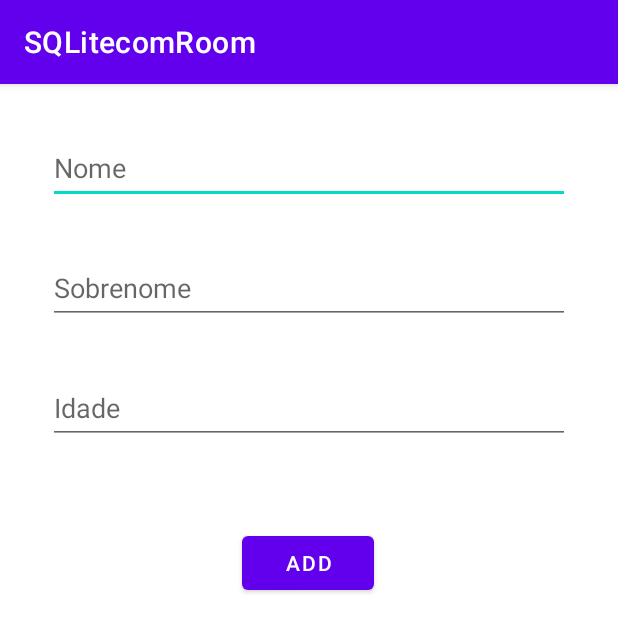
After one commit to vaugusto42/generation_tm3_AndroidStudioKotlin, an Android app: the fragment AddFragment shown on its own in the app's theme, on a phone screen of 412 x 824 dp. The commit adds this screen. Shown: the top 632 px of the screen. Run offline under Robolectric (Android 15) with nearby library versions, the phone set to English and light mode, and no system bars; our stand-ins replace Room's generated code.

Commit message:
Listando Usuarios

```diff
--- a/ProjetosTM3/SQLitecomRoom/app/build.gradle
+++ b/ProjetosTM3/SQLitecomRoom/app/build.gradle
@@ -15,6 +15,10 @@ android {
         versionName "1.0"
 
         testInstrumentationRunner "androidx.test.runner.AndroidJUnitRunner"
+    }
+
+    viewBinding{
+        enabled = true
     }
 
     buildTypes {
@@ -38,6 +42,8 @@ dependencies {
     implementation 'androidx.appcompat:appcompat:1.4.2'
     implementation 'com.google.android.material:material:1.6.1'
     implementation 'androidx.constraintlayout:constraintlayout:2.1.4'
+    implementation 'androidx.navigation:navigation-fragment-ktx:2.4.2'
+    implementation 'androidx.navigation:navigation-ui-ktx:2.4.2'
     testImplementation 'junit:junit:4.13.2'
     androidTestImplementation 'androidx.test.ext:junit:1.1.3'
     androidTestImplementation 'androidx.test.espresso:espresso-core:3.4.0'
--- /dev/null
+++ b/ProjetosTM3/SQLitecomRoom/app/src/main/java/com/generation/sqlitecomroom/AddFragment.kt
@@ -0,0 +1,52 @@
+package com.generation.sqlitecomroom
+
+import android.os.Bundle
+import androidx.fragment.app.Fragment
+import android.view.LayoutInflater
+import android.view.View
+import android.view.ViewGroup
+import android.widget.Toast
+import androidx.lifecycle.ViewModelProvider
+import com.generation.sqlitecomroom.data.Usuario
+import com.generation.sqlitecomroom.databinding.FragmentAddBinding
+
+
+class AddFragment : Fragment() {
+
+    private lateinit var binding: FragmentAddBinding
+    private lateinit var mainViewModel: MainViewModel
+
+    override fun onCreateView(
+        inflater: LayoutInflater, container: ViewGroup?,
+        savedInstanceState: Bundle?
+    ): View? {
+        // Inflate the layout for this fragment
+        binding = FragmentAddBinding.inflate(layoutInflater, container, false)
+
+        mainViewModel = ViewModelProvider(this).get(MainViewModel::class.java)
+
+        binding.buttonAdd.setOnClickListener{
+            inserirNoBanco()
+        }
+
+        return binding.root
+    }
+
+    fun verificarCampos(nome: String, sobrenome: String, idade: String): Boolean{
+        return !(nome == "" || sobrenome == "" || idade == "")
+    }
+
+    fun inserirNoBanco(){
+        val nome = binding.editNome.text.toString()
+        val sobrenome = binding.editSobrenome.text.toString()
+        val idade = binding.editIdade.text.toString()
+
+        if(verificarCampos(nome, sobrenome, idade)){
+            var user = Usuario(0, nome, sobrenome, idade.toInt())
+            mainViewModel.addUser(user)
+            Toast.makeText(context, "Usuário Adicionado!", Toast.LENGTH_SHORT).show()
+        }else{
+            Toast.makeText(context, "Preencha todos os campos!", Toast.LENGTH_SHORT).show()
+        }
+    }
+}
--- a/ProjetosTM3/SQLitecomRoom/app/src/main/java/com/generation/sqlitecomroom/MainViewModel.kt
+++ b/ProjetosTM3/SQLitecomRoom/app/src/main/java/com/generation/sqlitecomroom/MainViewModel.kt
@@ -1,6 +1,8 @@
 package com.generation.sqlitecomroom
 
+import android.app.Application
 import android.content.Context
+import androidx.lifecycle.AndroidViewModel
 import androidx.lifecycle.LiveData
 import androidx.lifecycle.ViewModel
 import androidx.lifecycle.viewModelScope
@@ -10,13 +12,13 @@ import com.generation.sqlitecomroom.data.Usuario
 import kotlinx.coroutines.Dispatchers
 import kotlinx.coroutines.launch
 
-class MainViewModel (context: Context): ViewModel() {
+class MainViewModel (application: Application): AndroidViewModel(application) {
 
     val selectUsers: LiveData<List<Usuario>>
     val repository: UserRepository
 
     init {
-        val userDao = UserDatabase.getDatabase(context).userDao()
+        val userDao = UserDatabase.getDatabase(application).userDao()
         repository = UserRepository(userDao)
         selectUsers = repository.selectUsers
     }
--- a/ProjetosTM3/SQLitecomRoom/app/src/main/java/com/generation/sqlitecomroom/data/Usuario.kt
+++ b/ProjetosTM3/SQLitecomRoom/app/src/main/java/com/generation/sqlitecomroom/data/Usuario.kt
@@ -10,6 +10,7 @@ class Usuario(
     @PrimaryKey(autoGenerate = true)
     val id: Long,
     var nome: String,
+    var sobrenome: String,
     var idade: Int
 ) {
 }
--- /dev/null
+++ b/ProjetosTM3/SQLitecomRoom/app/src/main/res/drawable/ic_baseline_add_24.xml
@@ -0,0 +1,5 @@
+<vector android:height="24dp" android:tint="#000000"
+    android:viewportHeight="24" android:viewportWidth="24"
+    android:width="24dp" xmlns:android="http://schemas.android.com/apk/res/android">
+    <path android:fillColor="@android:color/white" android:pathData="M19,13h-6v6h-2v-6H5v-2h6V5h2v6h6v2z"/>
+</vector>
--- /dev/null
+++ b/ProjetosTM3/SQLitecomRoom/app/src/main/res/layout/fragment_add.xml
@@ -0,0 +1,66 @@
+<?xml version="1.0" encoding="utf-8"?>
+<androidx.constraintlayout.widget.ConstraintLayout xmlns:android="http://schemas.android.com/apk/res/android"
+    xmlns:app="http://schemas.android.com/apk/res-auto"
+    xmlns:tools="http://schemas.android.com/tools"
+    android:layout_width="match_parent"
+    android:layout_height="match_parent"
+    tools:context=".AddFragment" >
+
+    <EditText
+        android:id="@+id/editNome"
+        android:layout_width="0dp"
+        android:layout_height="wrap_content"
+        android:layout_marginStart="32dp"
+        android:layout_marginTop="32dp"
+        android:layout_marginEnd="32dp"
+        android:ems="10"
+        android:hint="Nome"
+        android:inputType="textPersonName"
+        android:minHeight="48dp"
+        app:layout_constraintEnd_toEndOf="parent"
+        app:layout_constraintStart_toStartOf="parent"
+        app:layout_constraintTop_toTopOf="parent" />
+
+    <EditText
+        android:id="@+id/editSobrenome"
+        android:layout_width="0dp"
+        android:layout_height="wrap_content"
+        android:layout_marginStart="32dp"
+        android:layout_marginTop="32dp"
+        android:layout_marginEnd="32dp"
+        android:ems="10"
+        android:hint="Sobrenome"
+        android:inputType="textMultiLine|textPersonName"
+        android:minHeight="48dp"
+        app:layout_constraintEnd_toEndOf="parent"
+        app:layout_constraintStart_toStartOf="parent"
+        app:layout_constraintTop_toBottomOf="@+id/editNome" />
+
+    <EditText
+        android:id="@+id/editIdade"
+        android:layout_width="0dp"
+        android:layout_height="wrap_content"
+        android:layout_marginStart="32dp"
+        android:layout_marginTop="32dp"
+        android:layout_marginEnd="32dp"
+        android:ems="10"
+        android:hint="Idade"
+        android:inputType="textPersonName"
+        android:minHeight="48dp"
+        app:layout_constraintEnd_toEndOf="parent"
+        app:layout_constraintStart_toStartOf="parent"
+        app:layout_constraintTop_toBottomOf="@+id/editSobrenome" />
+
+    <Button
+        android:id="@+id/buttonAdd"
+        android:layout_width="wrap_content"
+        android:layout_height="wrap_content"
+        android:text="ADD"
+        app:layout_constraintBottom_toBottomOf="parent"
+        app:layout_constraintEnd_toEndOf="parent"
+        app:layout_constraintHorizontal_bias="0.498"
+        app:layout_constraintStart_toStartOf="parent"
+        app:layout_constraintTop_toBottomOf="@+id/editIdade"
+        app:layout_constraintVertical_bias="0.115" />
+
+</androidx.constraintlayout.widget.ConstraintLayout>
--- a/ProjetosTM3/SQLitecomRoom/app/src/main/res/values/strings.xml
+++ b/ProjetosTM3/SQLitecomRoom/app/src/main/res/values/strings.xml
@@ -1,3 +1,5 @@
 <resources>
     <string name="app_name">SQLitecomRoom</string>
+    <!-- TODO: Remove or change this placeholder text -->
+    <string name="hello_blank_fragment">Hello blank fragment</string>
 </resources>
```
Also changed, not shown: ProjetosTM3/SQLitecomRoom/app/src/main/java/com/generation/sqlitecomroom/ListFragment.kt (added, +45 -0 lines), ProjetosTM3/SQLitecomRoom/app/src/main/java/com/generation/sqlitecomroom/adapter/UserAdapter.kt (added, +41 -0 lines), ProjetosTM3/SQLitecomRoom/app/src/main/res/layout/activity_main.xml (+8 -6 lines), ProjetosTM3/SQLitecomRoom/app/src/main/res/layout/card_layout.xml (added, +46 -0 lines), ProjetosTM3/SQLitecomRoom/app/src/main/res/layout/fragment_form.xml (added, +66 -0 lines), ProjetosTM3/SQLitecomRoom/app/src/main/res/layout/fragment_list.xml (added, +41 -0 lines), ProjetosTM3/SQLitecomRoom/app/src/main/res/navigation/nav_graph.xml (added, +28 -0 lines).
